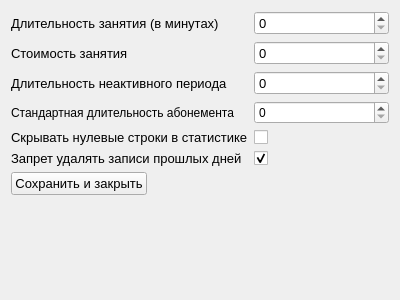
The window that ui_files_py/ui/settings_wnd.ui (IvanBrekman/ClientsPlanner) describes before a commit, drawn with Qt 5.
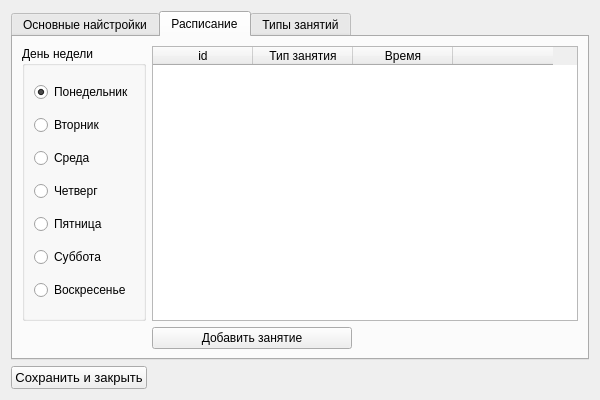
The same window after the commit. The open tabs and pages were chosen to show the change.

Commit message: added many new parameters in settings. Added opportunity to fill lessons automatically (customize in settings)

Diff of the .ui file:
```diff
--- a/ui_files_py/ui/settings_wnd.ui
+++ b/ui_files_py/ui/settings_wnd.ui
@@ -6,13 +6,23 @@
    <rect>
     <x>0</x>
     <y>0</y>
-    <width>400</width>
-    <height>300</height>
+    <width>600</width>
+    <height>400</height>
    </rect>
   </property>
   <property name="windowTitle">
    <string>Окно настроек</string>
   </property>
+  <layout class="QGridLayout" name="gridLayout">
+   <item row="0" column="0">
+    <widget class="QTabWidget" name="tabWidget">
+     <property name="currentIndex">
+      <number>0</number>
+     </property>
+     <widget class="QWidget" name="tab">
+      <attribute name="title">
+       <string>Основные найстройки</string>
+      </attribute>
   <layout class="QFormLayout" name="formLayout">
    <item row="0" column="0">
     <widget class="QLabel" name="label">
@@ -98,6 +108,29 @@
      </property>
     </widget>
    </item>
+       <item row="3" column="0">
+        <widget class="QLabel" name="label_6">
+         <property name="font">
+          <font>
+           <family>Arial</family>
+           <pointsize>10</pointsize>
+          </font>
+         </property>
+         <property name="text">
+          <string>Стандартная длительность абонемента</string>
+         </property>
+        </widget>
+       </item>
+       <item row="3" column="1">
+        <widget class="QSpinBox" name="abonement_duration_sb">
+         <property name="font">
+          <font>
+           <family>Arial</family>
+           <pointsize>10</pointsize>
+          </font>
+         </property>
+        </widget>
+       </item>
    <item row="4" column="0">
     <widget class="QLabel" name="label_5">
      <property name="font">
@@ -141,8 +174,160 @@
      </property>
     </widget>
    </item>
+      </layout>
+     </widget>
+     <widget class="QWidget" name="tab_2">
+      <attribute name="title">
+       <string>Расписание</string>
+      </attribute>
+      <layout class="QGridLayout" name="gridLayout_4">
+       <item row="0" column="0">
+        <widget class="QGroupBox" name="days_gb">
+         <property name="title">
+          <string>День недели</string>
+         </property>
+         <layout class="QGridLayout" name="gridLayout_3">
+          <item row="4" column="0">
+           <widget class="QRadioButton" name="fri_rb">
+            <property name="text">
+             <string>Пятница</string>
+            </property>
+           </widget>
+          </item>
+          <item row="0" column="0">
+           <widget class="QRadioButton" name="mon_rb">
+            <property name="text">
+             <string>Понедельник</string>
+            </property>
+            <property name="checked">
+             <bool>true</bool>
+            </property>
+           </widget>
+          </item>
+          <item row="5" column="0">
+           <widget class="QRadioButton" name="sat_rb">
+            <property name="text">
+             <string>Суббота</string>
+            </property>
+           </widget>
+          </item>
+          <item row="2" column="0">
+           <widget class="QRadioButton" name="wed_rb">
+            <property name="text">
+             <string>Среда</string>
+            </property>
+           </widget>
+          </item>
+          <item row="1" column="0">
+           <widget class="QRadioButton" name="tue_rb">
+            <property name="text">
+             <string>Вторник</string>
+            </property>
+           </widget>
+          </item>
+          <item row="3" column="0">
+           <widget class="QRadioButton" name="thu_rb">
+            <property name="text">
+             <string>Четверг</string>
+            </property>
+           </widget>
+          </item>
    <item row="6" column="0">
+           <widget class="QRadioButton" name="sun_rb">
+            <property name="text">
+             <string>Воскресенье</string>
+            </property>
+           </widget>
+          </item>
+         </layout>
+        </widget>
+       </item>
+       <item row="1" column="1">
+        <widget class="QPushButton" name="add_lesson_btn">
+         <property name="sizePolicy">
+          <sizepolicy hsizetype="Minimum" vsizetype="Fixed">
+           <horstretch>0</horstretch>
+           <verstretch>0</verstretch>
+          </sizepolicy>
+         </property>
+         <property name="maximumSize">
+          <size>
+           <width>200</width>
+           <height>16777215</height>
+          </size>
+         </property>
+         <property name="text">
+          <string>Добавить занятие</string>
+         </property>
+        </widget>
+       </item>
+       <item row="0" column="1">
+        <widget class="QTableWidget" name="lessons_table">
+         <column>
+          <property name="text">
+           <string>id</string>
+          </property>
+         </column>
+         <column>
+          <property name="text">
+           <string>Тип занятия</string>
+          </property>
+         </column>
+         <column>
+          <property name="text">
+           <string>Время</string>
+          </property>
+         </column>
+         <column>
+          <property name="text">
+           <string/>
+          </property>
+         </column>
+        </widget>
+       </item>
+      </layout>
+     </widget>
+     <widget class="QWidget" name="tab_3">
+      <attribute name="title">
+       <string>Типы занятий</string>
+      </attribute>
+      <layout class="QGridLayout" name="gridLayout_2">
+       <item row="0" column="0">
+        <widget class="QTableWidget" name="lesson_types_table">
+         <column>
+          <property name="text">
+           <string>id</string>
+          </property>
+         </column>
+         <column>
+          <property name="text">
+           <string>Тип занятия</string>
+          </property>
+         </column>
+         <column>
+          <property name="text">
+           <string>Цвет занятия</string>
+          </property>
+         </column>
+         <column>
+          <property name="text">
+           <string/>
+          </property>
+         </column>
+        </widget>
+       </item>
+      </layout>
+     </widget>
+    </widget>
+   </item>
+   <item row="1" column="0">
     <widget class="QPushButton" name="save_btn">
+     <property name="sizePolicy">
+      <sizepolicy hsizetype="Fixed" vsizetype="Fixed">
+       <horstretch>0</horstretch>
+       <verstretch>0</verstretch>
+      </sizepolicy>
+     </property>
      <property name="font">
       <font>
        <family>Arial</family>
@@ -154,16 +339,6 @@
      </property>
     </widget>
    </item>
-   <item row="3" column="0">
-    <widget class="QLabel" name="label_6">
-     <property name="text">
-      <string>Стандартная длительность абонемента</string>
-     </property>
-    </widget>
-   </item>
-   <item row="3" column="1">
-    <widget class="QSpinBox" name="abonement_duration_sb"/>
-   </item>
   </layout>
  </widget>
  <resources/>
```
Lines whose indentation alone changed are shown as unchanged. The commit also changes 6 other files.
